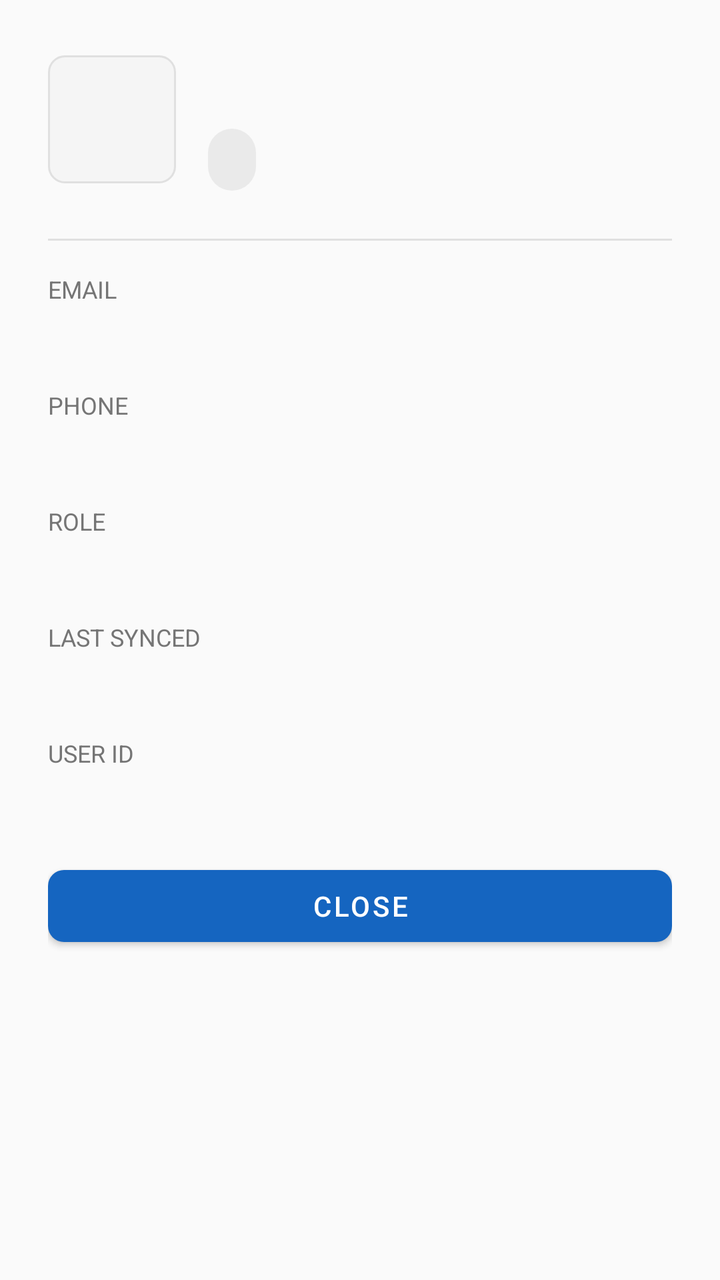
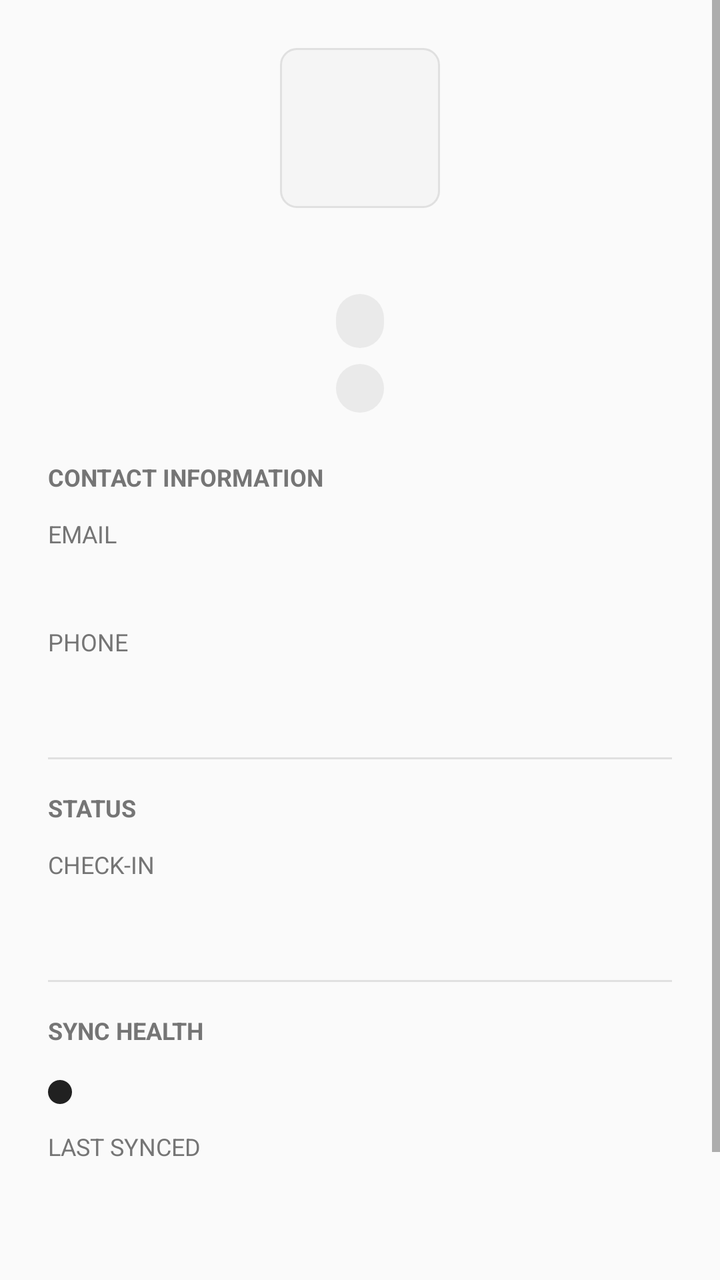

The first picture is an Android layout as it rendered before a commit; the second is the same layout after the commit. The layout source and the unified diff follow.
<!-- AndroidManifest.xml: application theme Theme.FieldTrack -->
<!-- res/layout/bottom_sheet_employee_details.xml -->
<?xml version="1.0" encoding="utf-8"?>
<LinearLayout xmlns:android="http://schemas.android.com/apk/res/android"
    xmlns:app="http://schemas.android.com/apk/res-auto"
    android:layout_width="match_parent"
    android:layout_height="wrap_content"
    android:orientation="vertical"
    android:padding="24dp">

    <LinearLayout
        android:layout_width="match_parent"
        android:layout_height="wrap_content"
        android:orientation="horizontal"
        android:gravity="center_vertical"
        android:layout_marginBottom="16dp">

        <ImageView
            android:id="@+id/iv_profile_image"
            android:layout_width="64dp"
            android:layout_height="64dp"
            android:scaleType="centerCrop"
            android:background="@drawable/bg_image_placeholder"
            android:contentDescription="Employee profile image" />

        <LinearLayout
            android:layout_width="0dp"
            android:layout_height="wrap_content"
            android:layout_weight="1"
            android:layout_marginStart="16dp"
            android:orientation="vertical">

            <TextView
                android:id="@+id/tv_employee_name"
                android:layout_width="wrap_content"
                android:layout_height="wrap_content"
                android:textSize="24sp"
                android:textStyle="bold"
                android:textColor="@color/on_surface" />

            <TextView
                android:id="@+id/tv_status"
                android:layout_width="wrap_content"
                android:layout_height="wrap_content"
                android:layout_marginTop="8dp"
                android:textSize="14sp"
                android:textStyle="bold"
                android:paddingStart="12dp"
                android:paddingEnd="12dp"
                android:paddingTop="6dp"
                android:paddingBottom="6dp"
                android:background="@drawable/bg_status_badge" />

        </LinearLayout>

    </LinearLayout>

    <View
        android:layout_width="match_parent"
        android:layout_height="1dp"
        android:background="@color/divider"
        android:layout_marginTop="8dp"
        android:layout_marginBottom="16dp" />

    <LinearLayout
        android:id="@+id/ll_email"
        android:layout_width="match_parent"
        android:layout_height="wrap_content"
        android:orientation="vertical"
        android:layout_marginBottom="16dp">

        <TextView
            android:layout_width="wrap_content"
            android:layout_height="wrap_content"
            android:text="Email"
            android:textSize="12sp"
            android:textColor="@color/on_surface_variant"
            android:textAllCaps="true" />

        <TextView
            android:id="@+id/tv_email"
            android:layout_width="wrap_content"
            android:layout_height="wrap_content"
            android:textSize="16sp"
            android:textColor="@color/on_surface"
            android:layout_marginTop="4dp" />

    </LinearLayout>

    <LinearLayout
        android:id="@+id/ll_phone"
        android:layout_width="match_parent"
        android:layout_height="wrap_content"
        android:orientation="vertical"
        android:layout_marginBottom="16dp">

        <TextView
            android:layout_width="wrap_content"
            android:layout_height="wrap_content"
            android:text="Phone"
            android:textSize="12sp"
            android:textColor="@color/on_surface_variant"
            android:textAllCaps="true" />

        <TextView
            android:id="@+id/tv_phone"
            android:layout_width="wrap_content"
            android:layout_height="wrap_content"
            android:textSize="16sp"
            android:textColor="@color/on_surface"
            android:layout_marginTop="4dp" />

    </LinearLayout>

    <LinearLayout
        android:layout_width="match_parent"
        android:layout_height="wrap_content"
        android:orientation="vertical"
        android:layout_marginBottom="16dp">

        <TextView
            android:layout_width="wrap_content"
            android:layout_height="wrap_content"
            android:text="Role"
            android:textSize="12sp"
            android:textColor="@color/on_surface_variant"
            android:textAllCaps="true" />

        <TextView
            android:id="@+id/tv_role"
            android:layout_width="wrap_content"
            android:layout_height="wrap_content"
            android:textSize="16sp"
            android:textColor="@color/on_surface"
            android:layout_marginTop="4dp" />

    </LinearLayout>

    <LinearLayout
        android:layout_width="match_parent"
        android:layout_height="wrap_content"
        android:orientation="vertical"
        android:layout_marginBottom="16dp">

        <TextView
            android:layout_width="wrap_content"
            android:layout_height="wrap_content"
            android:text="Last Synced"
            android:textSize="12sp"
            android:textColor="@color/on_surface_variant"
            android:textAllCaps="true" />

        <TextView
            android:id="@+id/tv_last_sync"
            android:layout_width="wrap_content"
            android:layout_height="wrap_content"
            android:textSize="16sp"
            android:textColor="@color/on_surface"
            android:layout_marginTop="4dp" />

    </LinearLayout>

    <LinearLayout
        android:layout_width="match_parent"
        android:layout_height="wrap_content"
        android:orientation="vertical"
        android:layout_marginBottom="24dp">

        <TextView
            android:layout_width="wrap_content"
            android:layout_height="wrap_content"
            android:text="User ID"
            android:textSize="12sp"
            android:textColor="@color/on_surface_variant"
            android:textAllCaps="true" />

        <TextView
            android:id="@+id/tv_user_id"
            android:layout_width="wrap_content"
            android:layout_height="wrap_content"
            android:textSize="12sp"
            android:textColor="@color/on_surface_variant"
            android:fontFamily="monospace"
            android:layout_marginTop="4dp" />

    </LinearLayout>

    <com.google.android.material.button.MaterialButton
        android:id="@+id/btn_close"
        android:layout_width="match_parent"
        android:layout_height="wrap_content"
        android:text="Close"
        app:cornerRadius="8dp" />

</LinearLayout>
<!-- resources referenced by this layout -->
<resources>
  <color name="divider">#E0E0E0</color>
  <color name="on_surface">#212121</color>
  <color name="on_surface_variant">#757575</color>
  <!-- drawable bg_image_placeholder (drawable) -->
  <shape xmlns:android="http://schemas.android.com/apk/res/android"
      android:shape="rectangle">
      <corners android:radius="8dp" />
      <stroke
          android:width="1dp"
          android:color="#E0E0E0" />
      <solid android:color="#F5F5F5" />
  </shape>
  <!-- drawable bg_status_badge (drawable) -->
  <?xml version="1.0" encoding="utf-8"?>
  <shape xmlns:android="http://schemas.android.com/apk/res/android"
      android:shape="rectangle">
      <corners android:radius="12dp" />
      <solid android:color="#10000000" />
  </shape>
  <style name="Theme.FieldTrack" parent="Theme.MaterialComponents.Light.DarkActionBar">
          <item name="colorPrimary">@color/primary</item>
          <item name="colorPrimaryDark">@color/primary_dark</item>
          <item name="colorPrimaryVariant">@color/primary_variant</item>
          <item name="colorOnPrimary">@color/on_primary</item>
          <item name="colorSecondary">@color/secondary</item>
          <item name="colorSecondaryVariant">@color/secondary_variant</item>
          <item name="colorOnSecondary">@color/on_secondary</item>
          <item name="android:colorBackground">@color/background</item>
          <item name="colorOnBackground">@color/on_background</item>
          <item name="colorSurface">@color/surface</item>
          <item name="colorOnSurface">@color/on_surface</item>
          <item name="colorError">@color/error</item>
          <item name="colorOnError">@color/on_error</item>
          <item name="android:statusBarColor">@color/primary_dark</item>
      </style>
  <color name="primary">#1565C0</color>
  <color name="primary_dark">#0D47A1</color>
  <color name="primary_variant">#1976D2</color>
  <color name="on_primary">#FFFFFF</color>
  <color name="secondary">#00897B</color>
  <color name="secondary_variant">#00695C</color>
  <color name="on_secondary">#FFFFFF</color>
  <color name="background">#FAFAFA</color>
  <color name="on_background">#212121</color>
  <color name="surface">#FFFFFF</color>
  <color name="error">#D32F2F</color>
  <color name="on_error">#FFFFFF</color>
</resources>

<!-- the commit's change to res/layout/bottom_sheet_employee_details.xml (unified diff, before → after) -->
@@ -1,55 +1,127 @@
 <?xml version="1.0" encoding="utf-8"?>
-<LinearLayout xmlns:android="http://schemas.android.com/apk/res/android"
+<ScrollView xmlns:android="http://schemas.android.com/apk/res/android"
     xmlns:app="http://schemas.android.com/apk/res-auto"
+    android:layout_width="match_parent"
+    android:layout_height="wrap_content"
+    android:fillViewport="true">
+
+<LinearLayout
     android:layout_width="match_parent"
     android:layout_height="wrap_content"
     android:orientation="vertical"
     android:padding="24dp">
 
-    <LinearLayout
-        android:layout_width="match_parent"
-        android:layout_height="wrap_content"
-        android:orientation="horizontal"
-        android:gravity="center_vertical"
-        android:layout_marginBottom="16dp">
+    
+    <LinearLayout
+        android:layout_width="match_parent"
+        android:layout_height="wrap_content"
+        android:orientation="vertical"
+        android:gravity="center_horizontal"
+        android:layout_marginBottom="24dp">
 
         <ImageView
             android:id="@+id/iv_profile_image"
-            android:layout_width="64dp"
-            android:layout_height="64dp"
+            android:layout_width="80dp"
+            android:layout_height="80dp"
             android:scaleType="centerCrop"
             android:background="@drawable/bg_image_placeholder"
             android:contentDescription="Employee profile image" />
 
-        <LinearLayout
-            android:layout_width="0dp"
-            android:layout_height="wrap_content"
-            android:layout_weight="1"
-            android:layout_marginStart="16dp"
-            android:orientation="vertical">
-
-            <TextView
-                android:id="@+id/tv_employee_name"
-                android:layout_width="wrap_content"
-                android:layout_height="wrap_content"
-                android:textSize="24sp"
-                android:textStyle="bold"
-                android:textColor="@color/on_surface" />
-
-            <TextView
-                android:id="@+id/tv_status"
-                android:layout_width="wrap_content"
-                android:layout_height="wrap_content"
-                android:layout_marginTop="8dp"
-                android:textSize="14sp"
-                android:textStyle="bold"
-                android:paddingStart="12dp"
-                android:paddingEnd="12dp"
-                android:paddingTop="6dp"
-                android:paddingBottom="6dp"
-                android:background="@drawable/bg_status_badge" />
-
-        </LinearLayout>
+        <TextView
+            android:id="@+id/tv_employee_name"
+            android:layout_width="wrap_content"
+            android:layout_height="wrap_content"
+            android:layout_marginTop="12dp"
+            android:textSize="20sp"
+            android:textStyle="bold"
+            android:textColor="@color/on_surface"
+            android:gravity="center" />
+
+        <TextView
+            android:id="@+id/tv_role"
+            android:layout_width="wrap_content"
+            android:layout_height="wrap_content"
+            android:layout_marginTop="4dp"
+            android:textSize="14sp"
+            android:textColor="@color/on_surface_variant"
+            android:paddingStart="12dp"
+            android:paddingEnd="12dp"
+            android:paddingTop="4dp"
+            android:paddingBottom="4dp"
+            android:background="@drawable/bg_status_badge" />
+
+        <TextView
+            android:id="@+id/tv_status"
+            android:layout_width="wrap_content"
+            android:layout_height="wrap_content"
+            android:layout_marginTop="8dp"
+            android:textSize="12sp"
+            android:textStyle="bold"
+            android:paddingStart="12dp"
+            android:paddingEnd="12dp"
+            android:paddingTop="4dp"
+            android:paddingBottom="4dp"
+            android:background="@drawable/bg_status_badge" />
+
+    </LinearLayout>
+
+    
+    <TextView
+        android:layout_width="wrap_content"
+        android:layout_height="wrap_content"
+        android:text="CONTACT INFORMATION"
+        android:textSize="12sp"
+        android:textStyle="bold"
+        android:textColor="@color/on_surface_variant"
+        android:layout_marginBottom="12dp" />
+
+    <LinearLayout
+        android:id="@+id/ll_email"
+        android:layout_width="match_parent"
+        android:layout_height="wrap_content"
+        android:orientation="vertical"
+        android:layout_marginBottom="12dp">
+
+        <TextView
+            android:layout_width="wrap_content"
+            android:layout_height="wrap_content"
+            android:text="Email"
+            android:textSize="12sp"
+            android:textColor="@color/on_surface_variant"
+            android:textAllCaps="true" />
+
+        <TextView
+            android:id="@+id/tv_email"
+            android:layout_width="wrap_content"
+            android:layout_height="wrap_content"
+            android:textSize="16sp"
+            android:textColor="@color/on_surface"
+            android:layout_marginTop="4dp" />
+
+    </LinearLayout>
+
+    <LinearLayout
+        android:id="@+id/ll_phone"
+        android:layout_width="match_parent"
+        android:layout_height="wrap_content"
+        android:orientation="vertical"
+        android:layout_marginBottom="16dp">
+
+        <TextView
+            android:layout_width="wrap_content"
+            android:layout_height="wrap_content"
+            android:text="Phone"
+            android:textSize="12sp"
+            android:textColor="@color/on_surface_variant"
+            android:textAllCaps="true" />
+
+        <TextView
+            android:id="@+id/tv_phone"
+            android:layout_width="wrap_content"
+            android:layout_height="wrap_content"
+            android:textSize="16sp"
+            android:textColor="@color/on_surface"
+            android:layout_marginTop="4dp" />
 
     </LinearLayout>
 
@@ -60,8 +132,17 @@
         android:layout_marginTop="8dp"
         android:layout_marginBottom="16dp" />
 
-    <LinearLayout
-        android:id="@+id/ll_email"
+    
+    <TextView
+        android:layout_width="wrap_content"
+        android:layout_height="wrap_content"
+        android:text="STATUS"
+        android:textSize="12sp"
+        android:textStyle="bold"
+        android:textColor="@color/on_surface_variant"
+        android:layout_marginBottom="12dp" />
+
+    <LinearLayout
         android:layout_width="match_parent"
         android:layout_height="wrap_content"
         android:orientation="vertical"
@@ -70,75 +151,67 @@
         <TextView
             android:layout_width="wrap_content"
             android:layout_height="wrap_content"
-            android:text="Email"
-            android:textSize="12sp"
-            android:textColor="@color/on_surface_variant"
-            android:textAllCaps="true" />
-
-        <TextView
-            android:id="@+id/tv_email"
-            android:layout_width="wrap_content"
-            android:layout_height="wrap_content"
-            android:textSize="16sp"
-            android:textColor="@color/on_surface"
-            android:layout_marginTop="4dp" />
-
-    </LinearLayout>
-
-    <LinearLayout
-        android:id="@+id/ll_phone"
-        android:layout_width="match_parent"
-        android:layout_height="wrap_content"
-        android:orientation="vertical"
-        android:layout_marginBottom="16dp">
-
-        <TextView
-            android:layout_width="wrap_content"
-            android:layout_height="wrap_content"
-            android:text="Phone"
-            android:textSize="12sp"
-            android:textColor="@color/on_surface_variant"
-            android:textAllCaps="true" />
-
-        <TextView
-            android:id="@+id/tv_phone"
-            android:layout_width="wrap_content"
-            android:layout_height="wrap_content"
-            android:textSize="16sp"
-            android:textColor="@color/on_surface"
-            android:layout_marginTop="4dp" />
-
-    </LinearLayout>
-
-    <LinearLayout
-        android:layout_width="match_parent"
-        android:layout_height="wrap_content"
-        android:orientation="vertical"
-        android:layout_marginBottom="16dp">
-
-        <TextView
-            android:layout_width="wrap_content"
-            android:layout_height="wrap_content"
-            android:text="Role"
-            android:textSize="12sp"
-            android:textColor="@color/on_surface_variant"
-            android:textAllCaps="true" />
-
-        <TextView
-            android:id="@+id/tv_role"
-            android:layout_width="wrap_content"
-            android:layout_height="wrap_content"
-            android:textSize="16sp"
-            android:textColor="@color/on_surface"
-            android:layout_marginTop="4dp" />
-
-    </LinearLayout>
-
-    <LinearLayout
-        android:layout_width="match_parent"
-        android:layout_height="wrap_content"
-        android:orientation="vertical"
-        android:layout_marginBottom="16dp">
+            android:text="Check-in"
+            android:textSize="12sp"
+            android:textColor="@color/on_surface_variant"
+            android:textAllCaps="true" />
+
+        <TextView
+            android:id="@+id/tv_check_in_status"
+            android:layout_width="wrap_content"
+            android:layout_height="wrap_content"
+            android:textSize="16sp"
+            android:textColor="@color/on_surface"
+            android:layout_marginTop="4dp" />
+
+    </LinearLayout>
+
+    <View
+        android:layout_width="match_parent"
+        android:layout_height="1dp"
+        android:background="@color/divider"
+        android:layout_marginTop="8dp"
+        android:layout_marginBottom="16dp" />
+
+    
+    <TextView
+        android:layout_width="wrap_content"
+        android:layout_height="wrap_content"
+        android:text="SYNC HEALTH"
+        android:textSize="12sp"
+        android:textStyle="bold"
+        android:textColor="@color/on_surface_variant"
+        android:layout_marginBottom="12dp" />
+
+    <LinearLayout
+        android:layout_width="match_parent"
+        android:layout_height="wrap_content"
+        android:orientation="horizontal"
+        android:gravity="center_vertical"
+        android:layout_marginBottom="8dp">
+
+        <View
+            android:id="@+id/view_sync_indicator"
+            android:layout_width="12dp"
+            android:layout_height="12dp"
+            android:background="@drawable/bg_sync_indicator" />
+
+        <TextView
+            android:id="@+id/tv_sync_health_label"
+            android:layout_width="wrap_content"
+            android:layout_height="wrap_content"
+            android:layout_marginStart="8dp"
+            android:textSize="16sp"
+            android:textStyle="bold"
+            android:textColor="@color/on_surface" />
+
+    </LinearLayout>
+
+    <LinearLayout
+        android:layout_width="match_parent"
+        android:layout_height="wrap_content"
+        android:orientation="vertical"
+        android:layout_marginBottom="24dp">
 
         <TextView
             android:layout_width="wrap_content"
@@ -158,36 +231,35 @@
 
     </LinearLayout>
 
-    <LinearLayout
-        android:layout_width="match_parent"
-        android:layout_height="wrap_content"
-        android:orientation="vertical"
-        android:layout_marginBottom="24dp">
-
-        <TextView
-            android:layout_width="wrap_content"
-            android:layout_height="wrap_content"
-            android:text="User ID"
-            android:textSize="12sp"
-            android:textColor="@color/on_surface_variant"
-            android:textAllCaps="true" />
-
-        <TextView
-            android:id="@+id/tv_user_id"
-            android:layout_width="wrap_content"
-            android:layout_height="wrap_content"
-            android:textSize="12sp"
-            android:textColor="@color/on_surface_variant"
-            android:fontFamily="monospace"
-            android:layout_marginTop="4dp" />
-
-    </LinearLayout>
-
-    <com.google.android.material.button.MaterialButton
-        android:id="@+id/btn_close"
-        android:layout_width="match_parent"
-        android:layout_height="wrap_content"
-        android:text="Close"
-        app:cornerRadius="8dp" />
+    
+    <LinearLayout
+        android:layout_width="match_parent"
+        android:layout_height="wrap_content"
+        android:orientation="horizontal"
+        android:gravity="center"
+        android:layout_marginTop="8dp">
+
+        <com.google.android.material.button.MaterialButton
+            android:id="@+id/btn_view_map"
+            style="@style/Widget.MaterialComponents.Button.OutlinedButton"
+            android:layout_width="0dp"
+            android:layout_height="wrap_content"
+            android:layout_weight="1"
+            android:layout_marginEnd="8dp"
+            android:text="View on Map"
+            android:visibility="gone"
+            app:cornerRadius="8dp" />
+
+        <com.google.android.material.button.MaterialButton
+            android:id="@+id/btn_close"
+            android:layout_width="0dp"
+            android:layout_height="wrap_content"
+            android:layout_weight="1"
+            android:text="Close"
+            app:cornerRadius="8dp" />
+
+    </LinearLayout>
 
 </LinearLayout>
+
+</ScrollView>
<!-- resource entries referenced after the edit -->
@@ -18,6 +18,12 @@
       android:shape="rectangle">
       <corners android:radius="12dp" />
       <solid android:color="#10000000" />
+  </shape>
+  <!-- drawable bg_sync_indicator (drawable) -->
+  <?xml version="1.0" encoding="utf-8"?>
+  <shape xmlns:android="http://schemas.android.com/apk/res/android"
+      android:shape="oval">
+      <solid android:color="@color/on_surface" />
   </shape>
   <style name="Theme.FieldTrack" parent="Theme.MaterialComponents.Light.DarkActionBar">
           <item name="colorPrimary">@color/primary</item>
